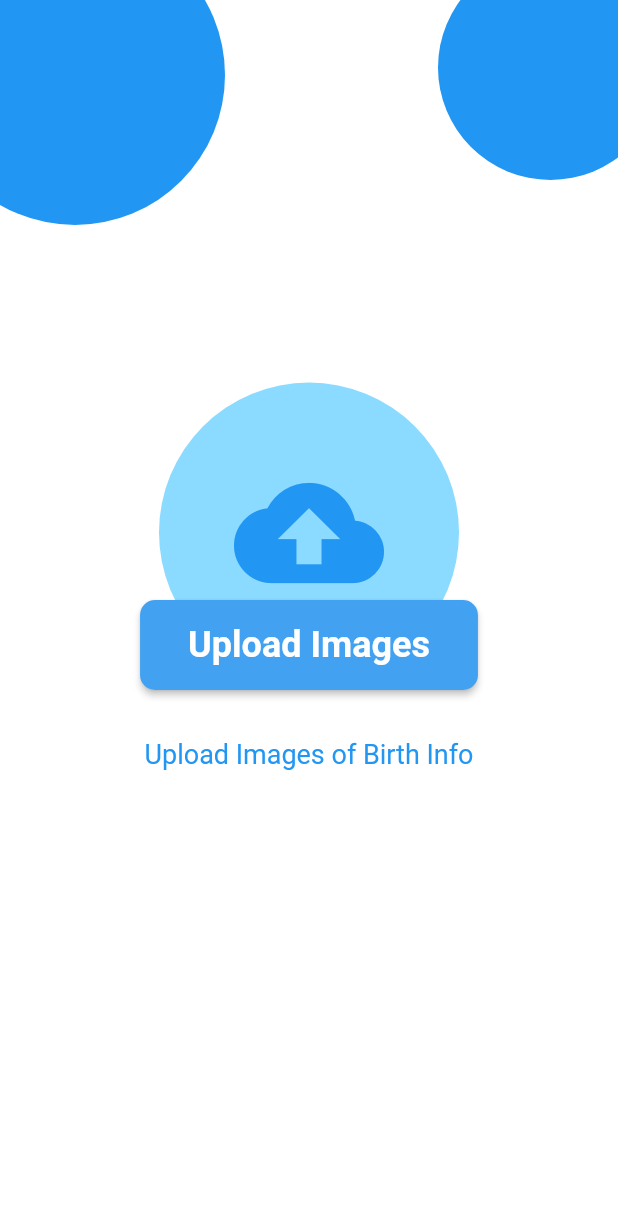
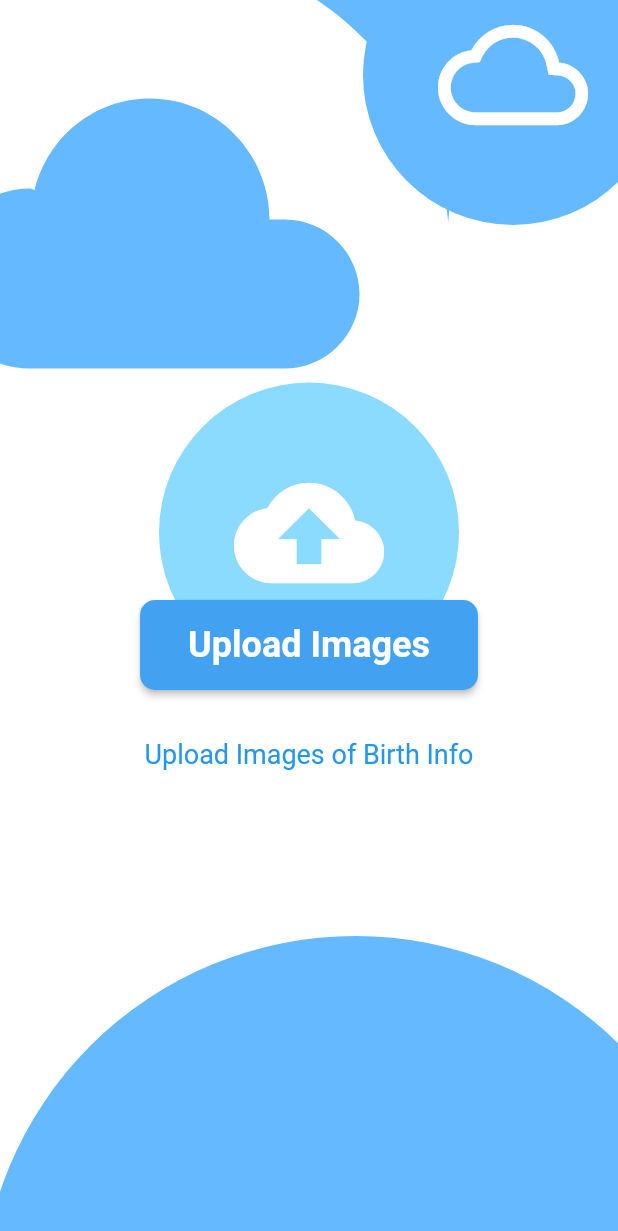
Before and after one commit to PriomDeb/Firebase-Image-Upload, a Flutter app: the screen it shows after launch, on a phone screen of 412 x 824 dp. Shown: the top 1231 px of the screen. Run offline on Flutter 3.47's test engine with Material 2 defaults, Android fonts, the phone set to English and light mode, and no system bars; our stand-ins replace file_picker, firebase_core, firebase_storage, wakelock; accounts and stored records are empty.

Commit message:
UI Added

```diff
--- a/lib/main.dart
+++ b/lib/main.dart
@@ -46,26 +46,36 @@ class _HomeScreenState extends State<HomeScreen> {
       body: Stack(
         children: [
           Positioned(
-            top: -50,
-            left: -50,
+            top: -74,
+            left: -200,
             child: Container(
-              width: 200,
-              height: 200,
+              width: 600,
+              height: 400,
               decoration: const BoxDecoration(
-                color: Colors.blue,
+                color: Color.fromARGB(255, 101, 186, 255),
                 shape: BoxShape.circle,
+              ),
+              child: const Icon(
+                Icons.cloud_circle,
+                size: 480,
+                color: Color.fromARGB(255, 255, 255, 255),
               ),
             ),
           ),
           Positioned(
-            top: -30,
+            top: -100,
             right: -30,
             child: Container(
-              width: 150,
-              height: 150,
+              width: 200,
+              height: 300,
               decoration: const BoxDecoration(
-                color: Colors.blue,
+                color: Color.fromARGB(255, 101, 186, 255),
                 shape: BoxShape.circle,
+              ),
+              child: const Icon(
+                Icons.wb_cloudy_outlined,
+                size: 100,
+                color: Color.fromARGB(255, 255, 255, 255),
               ),
             ),
           ),
@@ -84,7 +94,7 @@ class _HomeScreenState extends State<HomeScreen> {
                 child: const Icon(
                   Icons.cloud_upload,
                   size: 100,
-                  color: Colors.blue,
+                  color: Color.fromARGB(255, 255, 255, 255),
                 ),
               ),
             ),
@@ -182,6 +192,18 @@ class _HomeScreenState extends State<HomeScreen> {
               ),
             ),
           ),
+          Positioned(
+            bottom: -300,
+            right: -200,
+            child: Container(
+              width: 750,
+              height: 500,
+              decoration: const BoxDecoration(
+                color: Color.fromARGB(255, 101, 186, 255),
+                shape: BoxShape.circle,
+              ),
+            ),
+          ),
         ],
       ),
     );
```
